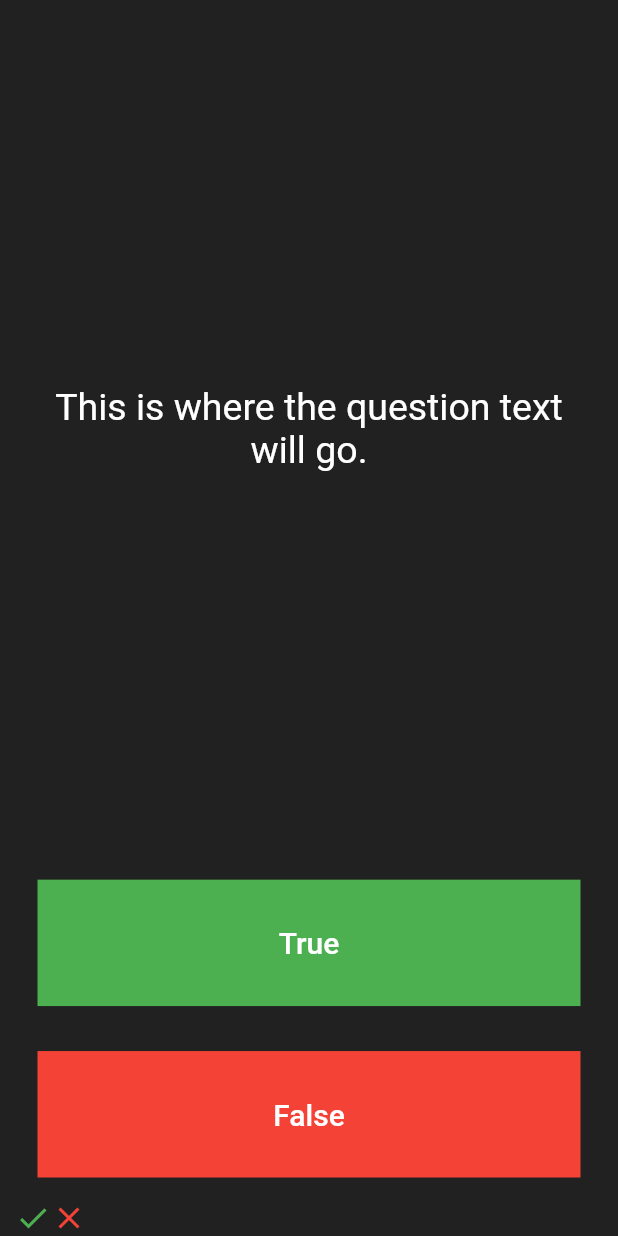
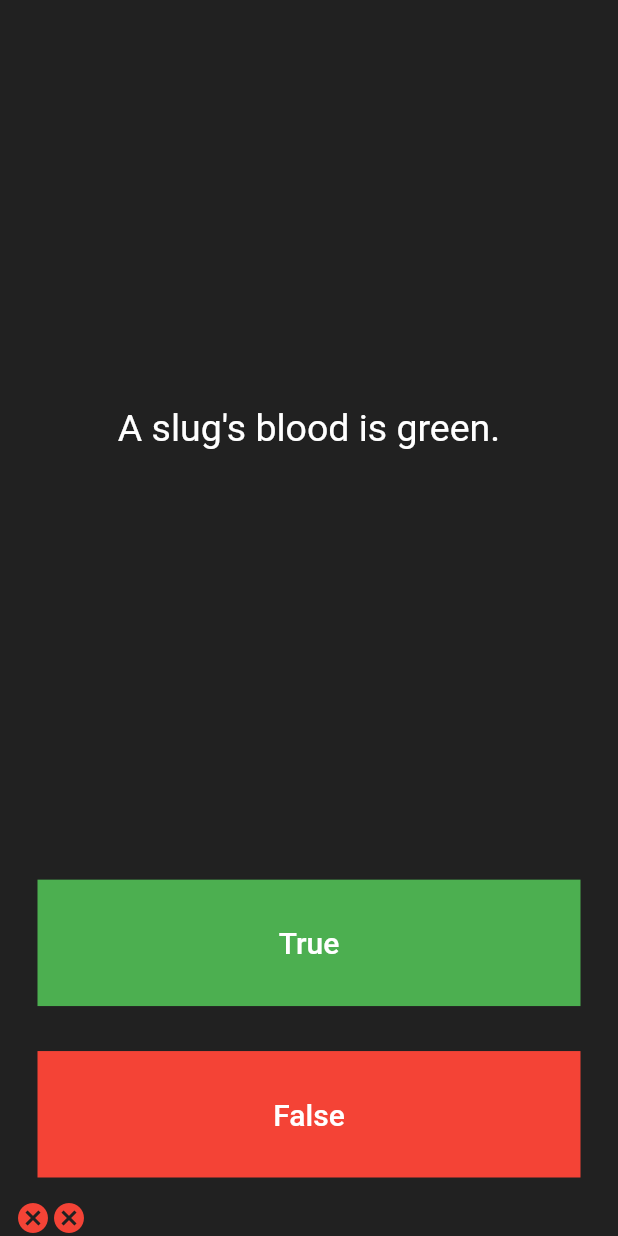
Before and after one commit to madamiec19/quizz, a Flutter app: the screen it shows after launch, after a tap on "True", after a tap on "False", on a phone screen of 412 x 824 dp. Run offline on Flutter 3.47's test engine with Material 2 defaults, Android fonts, the phone set to English and light mode, and no system bars.

Commit message:
aded some functionality

```diff
--- /dev/null
+++ b/lib/Question.dart
@@ -0,0 +1,9 @@
+class Question{
+  String questionText="a";
+  bool questionAnswer=false;
+
+  Question({required String q, required bool a}){
+      questionText = q;
+      questionAnswer = a;
+  }
+}
--- a/lib/main.dart
+++ b/lib/main.dart
@@ -1,4 +1,5 @@
 import 'package:flutter/material.dart';
+import 'Question.dart';
 
 void main() => runApp(Quizzler());
 
@@ -26,24 +27,33 @@ class QuizPage extends StatefulWidget {
 }
 
 class _QuizPageState extends State<QuizPage> {
+  List<Icon> scoreKeeper = [];
+  List<Question> questions = [
+    Question(q: 'You can lead a cow down stairs but not up stairs.', a: false),
+    Question(
+        q: 'Approximately one quarter of human bones are in the feet.',
+        a: true),
+    Question(q: 'A slug\'s blood is green.', a: true)
+  ];
 
-  List<Icon> scoreKeeper = [];
+  int questionNumber = 0;
 
   @override
   Widget build(BuildContext context) {
+
     return Column(
       mainAxisAlignment: MainAxisAlignment.spaceBetween,
       crossAxisAlignment: CrossAxisAlignment.stretch,
       children: <Widget>[
-        const Expanded(
+        Expanded(
           flex: 5,
           child: Padding(
             padding: EdgeInsets.all(10.0),
             child: Center(
               child: Text(
-                'This is where the question text will go.',
+                questions[questionNumber].questionText,
                 textAlign: TextAlign.center,
-                style: TextStyle(
+                style: const TextStyle(
                   fontSize: 25.0,
                   color: Colors.white,
                 ),
@@ -57,7 +67,6 @@ class _QuizPageState extends State<QuizPage> {
             child: Container(
               color: Colors.green,
               child: TextButton(
-
                 child: const Text(
                   'True',
                   style: TextStyle(
@@ -67,7 +76,18 @@ class _QuizPageState extends State<QuizPage> {
                 ),
                 onPressed: () {
                   setState(() {
-                    scoreKeeper.add(const Icon(Icons.check, color: Colors.green,));
+                    if(questions[questionNumber].questionAnswer == true){
+                      scoreKeeper.add(const Icon(
+                        Icons.check,
+                        color: Colors.green,
+                      ));
+                    } else {
+                      scoreKeeper.add(const Icon(
+                        Icons.cancel,
+                        color: Colors.red,
+                      ));
+                    }
+                    questionNumber++;
                   });
                 },
               ),
@@ -89,7 +109,18 @@ class _QuizPageState extends State<QuizPage> {
                 ),
                 onPressed: () {
                   setState(() {
-                    scoreKeeper.add(const Icon(Icons.close, color: Colors.red));
+                    if(questions[questionNumber].questionAnswer == false){
+                      scoreKeeper.add(const Icon(
+                        Icons.check,
+                        color: Colors.green,
+                      ));
+                    } else {
+                      scoreKeeper.add(const Icon(
+                        Icons.cancel,
+                        color: Colors.red,
+                      ));
+                    }
+                    questionNumber++;
                   });
                 },
               ),
```
